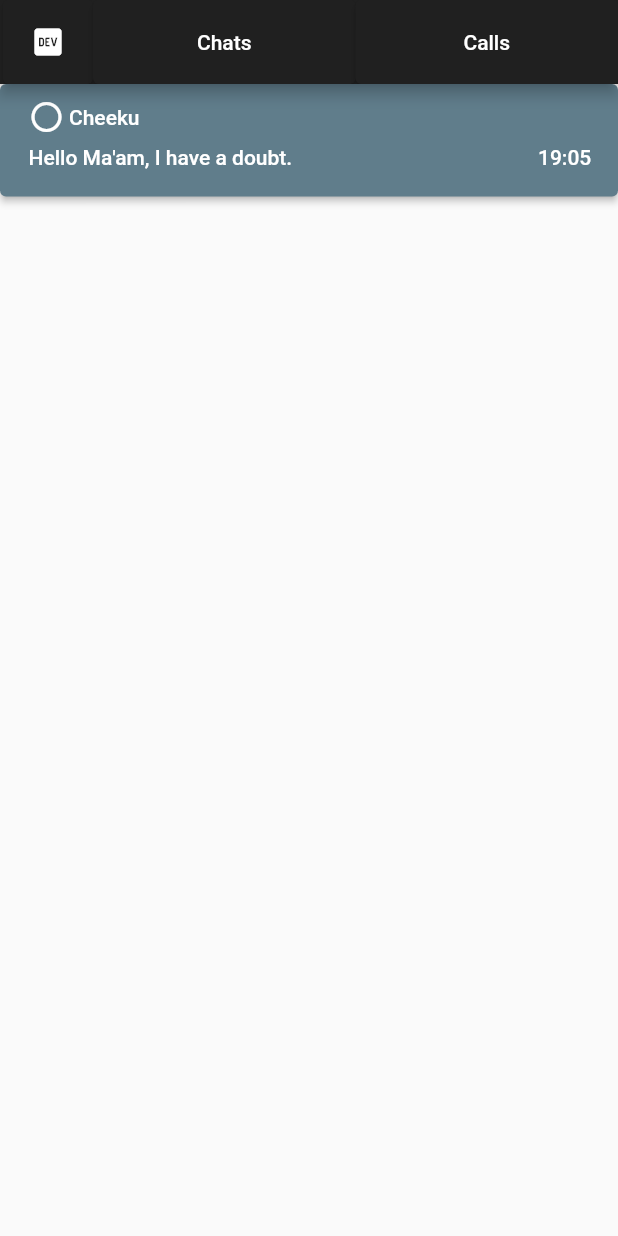
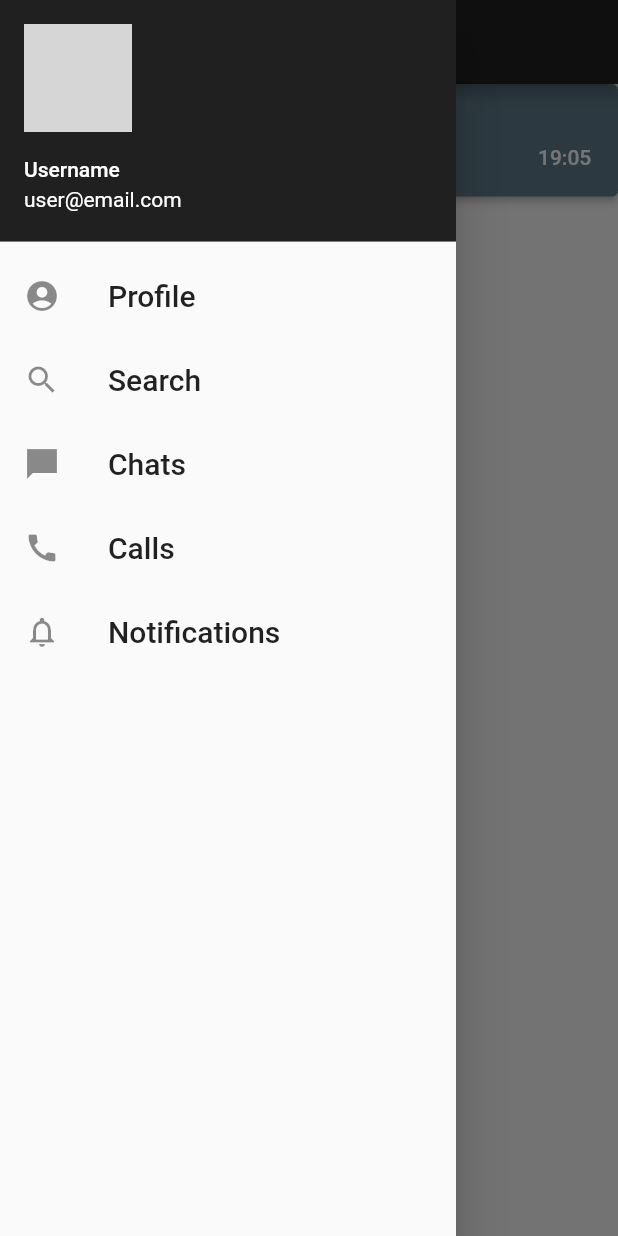
Before and after one commit to Aditya-Chandrn/AcaMedia, a Flutter app: the screen it shows after launch, with the side drawer open (before the commit the screen has no drawer), on a phone screen of 412 x 824 dp. Run offline on Flutter 3.47's test engine with Material 2 defaults, Android fonts, the phone set to English and light mode, and no system bars; our stand-ins replace firebase_core; accounts and stored records are empty; network calls fail; grey boxes are pictures that could not be loaded.

Commit message:
Changes UI

```diff
--- a/lib/main.dart
+++ b/lib/main.dart
@@ -1,10 +1,27 @@
 // ignore_for_file: prefer_const_constructors, prefer_const_literals_to_create_immutables
 
+import 'package:acamedia/shared/constants.dart';
+import 'package:firebase_core/firebase_core.dart';
 import 'package:flutter/material.dart';
-import 'package:acamedia/calls.dart';
-import 'package:acamedia/dms.dart';
+import 'package:acamedia/pages/calls.dart';
+import 'package:acamedia/pages/dms.dart';
+import 'package:acamedia/pages/home.dart';
+import 'package:flutter/foundation.dart';
 
-void main() {
+void main() async {
+  WidgetsFlutterBinding.ensureInitialized();
+
+  if (kIsWeb) {
+    await Firebase.initializeApp(
+        options: FirebaseOptions(
+            apiKey: Constants.apiKey,
+            appId: Constants.appId,
+            messagingSenderId: Constants.messagingSenderId,
+            projectId: Constants.projectId));
+  } else {
+    await Firebase.initializeApp();
+  }
+
   runApp(const MyApp());
 }
 
@@ -156,94 +173,95 @@ class MyApp extends StatelessWidget {
 //   }
 // }
 
-class homePage extends StatelessWidget {
-  const homePage({super.key});
+// class homePage extends StatelessWidget {
+//   const homePage({super.key});
 
-  @override
-  Widget build(BuildContext context) {
-    return Scaffold(
-      appBar: AppBar(
-        automaticallyImplyLeading: false,
-        // bottom: PreferredSize(child: SizedBox(height: 20), preferredSize: Size.fromHeight(25),),
-        // title: Text('Title'),
-        actions: [
-          // IconButton(
-          //     onPressed: () {},
-          //     icon: Icon(
-          //       Icons.logo_dev_outlined,
-          //       color: Colors.white,
-          //     )),
-          ElevatedButton(onPressed: (){},
-            style: ElevatedButton.styleFrom(
-              primary: Color.fromARGB(255, 32, 32, 32),
-              minimumSize: Size(60, 50),
-            ),
-          child: Icon(Icons.logo_dev)),
-          ElevatedButton(
-            onPressed: () {},
-            style: ElevatedButton.styleFrom(
-              primary: Color.fromARGB(255, 32, 32, 32),
-              minimumSize: Size(175, 50),
-            ),
-            child: Text('Chats'),
-          ),
-          ElevatedButton(
-            onPressed: () {
-              Navigator.push(
-                  context, MaterialPageRoute(builder: (context) => callPage()));
-            },
-            style: ElevatedButton.styleFrom(
-                primary: Color.fromARGB(255, 32, 32, 32),
-                minimumSize: Size(175, 50)),
-            // side: BorderSide(width: 3, color: Colors.blue)),
-            child: Text('Calls'),
-          ),
-        ],
-        backgroundColor: Color.fromARGB(255, 32, 32, 32),
-      ),
-      body: Column(
-        children: [
-          Container(
-            color: Color.fromARGB(255, 32, 32, 32),
-            // child: myContainer(),
-          ),
-          Container(
-            child: ElevatedButton(
-              onPressed: () {
-                Navigator.push(
-                    context, MaterialPageRoute(builder: (context) => DMpage()));
-              },
-              style: ElevatedButton.styleFrom(
-                  primary: Colors.blueGrey, fixedSize: Size(412, 75)),
-              child: Padding(
-                padding: const EdgeInsets.only(top: 10),
-                child: Column(
-                  children: [
-                    Row(
-                      children: [
-                        Container(
-                          padding: const EdgeInsets.only(left: 3),
-                          child: Icon(Icons.circle_outlined),
-                        ),
-                        Container(
-                          padding: const EdgeInsets.only(left: 3),
-                          child: Text('Cheeku'),
-                        ),
-                      ],
-                    ),
-                    Container(
-                      alignment: Alignment.topLeft,
-                      padding: const EdgeInsets.only(top: 7, left: 3),
-                      child: Text(
-                          "Hello Ma'am, I have a doubt.                                               19:05"),
-                    )
-                  ],
-                ),
-              ),
-            ),
-          )
-        ],
-      ),
-    );
-  }
-}
+//   @override
+//   Widget build(BuildContext context) {
+//     return Scaffold(
+//       appBar: AppBar(
+//         automaticallyImplyLeading: false,
+//         // bottom: PreferredSize(child: SizedBox(height: 20), preferredSize: Size.fromHeight(25),),
+//         // title: Text('Title'),
+//         actions: [
+//           // IconButton(
+//           //     onPressed: () {},
+//           //     icon: Icon(
+//           //       Icons.logo_dev_outlined,
+//           //       color: Colors.white,
+//           //     )),
+//           ElevatedButton(
+//               onPressed: () {},
+//               style: ElevatedButton.styleFrom(
+//                 primary: Color.fromARGB(255, 32, 32, 32),
+//                 minimumSize: Size(60, 50),
+//               ),
+//               child: Icon(Icons.logo_dev)),
+//           ElevatedButton(
+//             onPressed: () {},
+//             style: ElevatedButton.styleFrom(
+//               primary: Color.fromARGB(255, 32, 32, 32),
+//               minimumSize: Size(175, 50),
+//             ),
+//             child: Text('Chats'),
+//           ),
+//           ElevatedButton(
+//             onPressed: () {
+//               Navigator.push(
+//                   context, MaterialPageRoute(builder: (context) => callPage()));
+//             },
+//             style: ElevatedButton.styleFrom(
+//                 primary: Color.fromARGB(255, 32, 32, 32),
+//                 minimumSize: Size(175, 50)),
+//             // side: BorderSide(width: 3, color: Colors.blue)),
+//             child: Text('Calls'),
+//           ),
+//         ],
+//         backgroundColor: Color.fromARGB(255, 32, 32, 32),
+//       ),
+//       body: Column(
+//         children: [
+//           Container(
+//             color: Color.fromARGB(255, 32, 32, 32),
+//             // child: myContainer(),
+//           ),
+//           Container(
+//             child: ElevatedButton(
+//               onPressed: () {
+//                 Navigator.push(
+//                     context, MaterialPageRoute(builder: (context) => DMpage()));
+//               },
+//               style: ElevatedButton.styleFrom(
+//                   primary: Colors.blueGrey, fixedSize: Size(412, 75)),
+//               child: Padding(
+//                 padding: const EdgeInsets.only(top: 10),
+//                 child: Column(
+//                   children: [
+//                     Row(
+//                       children: [
+//                         Container(
+//                           padding: const EdgeInsets.only(left: 3),
+//                           child: Icon(Icons.circle_outlined),
+//                         ),
+//                         Container(
+//                           padding: const EdgeInsets.only(left: 3),
+//                           child: Text('Cheeku'),
+//                         ),
+//                       ],
+//                     ),
+//                     Container(
+//                       alignment: Alignment.topLeft,
+//                       padding: const EdgeInsets.only(top: 7, left: 3),
+//                       child: Text(
+//                           "Hello Ma'am, I have a doubt.                                               19:05"),
+//                     )
+//                   ],
+//                 ),
+//               ),
+//             ),
+//           )
+//         ],
+//       ),
+//     );
+//   }
+// }
--- /dev/null
+++ b/lib/pages/home.dart
@@ -0,0 +1,69 @@
+import 'package:flutter/material.dart';
+import 'package:flutter/src/widgets/framework.dart';
+import 'package:flutter/src/widgets/placeholder.dart';
+import 'navBar.dart';
+
+class homePage  extends StatelessWidget {
+  const homePage ({super.key});
+
+  @override
+  Widget build(BuildContext context) {
+    return Scaffold(
+      drawer: navBar(),
+      appBar: AppBar(
+        centerTitle: true,
+        title: Text("Chats"),
+        // actions: [
+        //   IconButton(
+        //       onPressed: () {},
+        //       icon: Icon(
+        //         Icons.logo_dev_outlined,
+        //         color: Colors.white,
+        //       )),
+        // ],
+        backgroundColor: Color.fromARGB(255, 32, 32, 32),
+      ),
+      body:Column(
+        children: [
+          Container(
+            color: Color.fromARGB(255, 32, 32, 32),
+            // child: myContainer(),
+          ),
+          Container(
+            child: ElevatedButton(
+              onPressed: () {},
+              style: ElevatedButton.styleFrom(
+                  primary: Colors.blueGrey, fixedSize: Size(412, 75)),
+              child: Padding(
+                padding: const EdgeInsets.only(top: 10),
+                child: Column(
+                  children: [
+                    Row(
+                      children: [
+                        Container(
+                          padding: const EdgeInsets.only(left: 3),
+                          child: Icon(Icons.circle_outlined),
+                        ),
+                        Container(
+                          padding: const EdgeInsets.only(left: 3),
+                          child: Text('Cheeku'),
+                        ),
+                      ],
+                    ),
+                    Container(
+                      alignment: Alignment.topLeft,
+                      padding: const EdgeInsets.only(top: 7, left: 3),
+                      child: Text(
+                          "Hello Ma'am, I have a doubt.                                               19:05"),
+                    )
+                  ],
+                ),
+              ),
+            ),
+          )
+        ],
+      ),
+    );
+    ;
+  }
+}
--- /dev/null
+++ b/lib/pages/navBar.dart
@@ -0,0 +1,70 @@
+import 'package:acamedia/pages/calls.dart';
+import 'package:acamedia/pages/home.dart';
+import 'package:flutter/material.dart';
+import 'package:flutter/src/widgets/framework.dart';
+import 'package:flutter/src/widgets/placeholder.dart';
+
+class navBar extends StatelessWidget {
+  const navBar({super.key});
+
+  @override
+  Widget build(BuildContext context) {
+    return Drawer(
+      child: ListView(
+        children: [
+          // Container(
+          //   child: Center(
+          //     child: Text('AcaMedia',
+          //     style: TextStyle(fontSize: 30), selectionColor: Colors.white,),
+          //     ),
+          //   color: Color.fromARGB(255, 32, 32, 32),
+          //   height: 80,
+          //   ),
+            Padding(
+              padding: EdgeInsets.zero,
+              child: UserAccountsDrawerHeader(
+              accountName: Text("Username"),
+              accountEmail: Text("user@email.com"),
+              currentAccountPicture: CircleAvatar(
+                child: ClipOval(
+                  child: Image.network("https://helios-i.mashable.com/imagery/articles/00apgKgIAO4EnFfjOgCApRe/hero-image.fill.size_1248x702.v1619086604.jpg", fit: BoxFit.cover,width: 80,height: 80,)
+                ),
+              ),
+              decoration: BoxDecoration(color: Color.fromARGB(255, 32, 32, 32),),
+              ),
+            ),
+        ListTile(
+          leading: Icon(Icons.account_circle_sharp),
+          title: Text("Profile",
+          style: TextStyle(fontSize: 20)),
+          onTap: () => {},
+        ),
+        ListTile(
+          leading: Icon(Icons.search),
+          title: Text("Search",
+          style: TextStyle(fontSize: 20)),
+          onTap: () => {},
+        ),
+        ListTile(
+          leading: Icon(Icons.chat_bubble_sharp),
+          title: Text("Chats",
+          style: TextStyle(fontSize: 20)),
+          onTap: () => {Navigator.push(context, MaterialPageRoute(builder: (context) => homePage()))},
+        ),
+        ListTile(
+          leading: Icon(Icons.call),
+          title: Text("Calls",
+          style: TextStyle(fontSize: 20)),
+          onTap: () => {Navigator.push(context, MaterialPageRoute(builder: (context) => callPage(),))},
+        ),
+        ListTile(
+          leading: Icon(Icons.notifications_outlined),
+          title: Text("Notifications",
+          style: TextStyle(fontSize: 20)),
+          onTap: () => {},
+        ),
+        ],
+      ),
+    );
+  }
+}
--- /dev/null
+++ b/lib/shared/constants.dart
@@ -0,0 +1,6 @@
+class Constants {
+  static String appId = "1:352760105318:web:dc242f3a76ddfe6739e0a7";
+  static String apiKey = "AIzaSyAa_hMrFNXKmHeDVHYUhVt4yh1JZ4tb3os";
+  static String messagingSenderId = "352760105318";
+  static String projectId = "acamedia-cf4b0";
+}
```
Also changed, not shown: lib/pages/calls.dart (renamed from lib/calls.dart, +23 -41 lines), pubspec.yaml (+7 -12 lines), lib/pages/dms.dart (renamed from lib/dms.dart), pubspec.lock, 4 other files.
